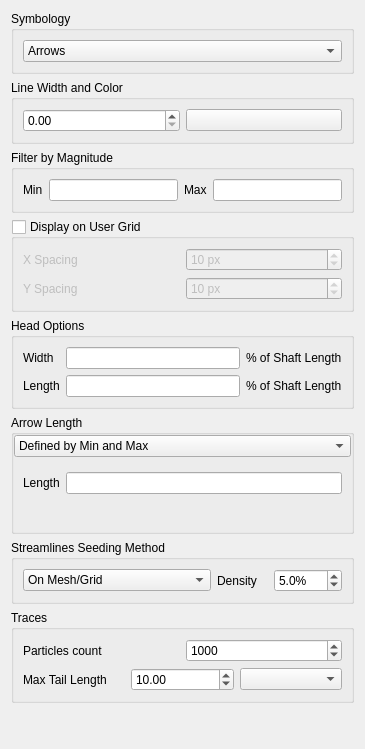
Before: the Qt Designer form src/ui/mesh/qgsmeshrenderervectorsettingswidgetbase.ui in qgis/QGIS, drawn with Qt 5.
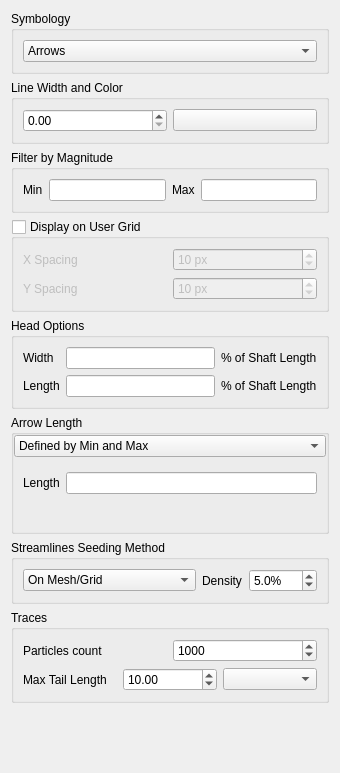
After: the same form once the commit is applied. Custom widgets are drawn as their Qt base class.

Diff of the .ui file:
```diff
--- a/src/ui/mesh/qgsmeshrenderervectorsettingswidgetbase.ui
+++ b/src/ui/mesh/qgsmeshrenderervectorsettingswidgetbase.ui
@@ -6,8 +6,8 @@
    <rect>
     <x>0</x>
     <y>0</y>
-    <width>365</width>
-    <height>749</height>
+    <width>340</width>
+    <height>773</height>
    </rect>
   </property>
   <property name="windowTitle">
@@ -409,6 +409,9 @@
       <string>Traces</string>
      </property>
      <layout class="QVBoxLayout" name="verticalLayout_6">
+      <property name="sizeConstraint">
+       <enum>QLayout::SetDefaultConstraint</enum>
+      </property>
       <item>
        <layout class="QHBoxLayout" name="horizontalLayout_6">
         <property name="topMargin">
@@ -450,6 +453,24 @@
         </item>
         <item>
          <widget class="QDoubleSpinBox" name="mTracesMaxLengthSpinBox">
+          <property name="sizePolicy">
+           <sizepolicy hsizetype="Ignored" vsizetype="Fixed">
+            <horstretch>0</horstretch>
+            <verstretch>0</verstretch>
+           </sizepolicy>
+          </property>
+          <property name="minimumSize">
+           <size>
+            <width>0</width>
+            <height>0</height>
+           </size>
+          </property>
+          <property name="maximumSize">
+           <size>
+            <width>16777215</width>
+            <height>16777215</height>
+           </size>
+          </property>
           <property name="minimum">
            <double>1.000000000000000</double>
           </property>
```
